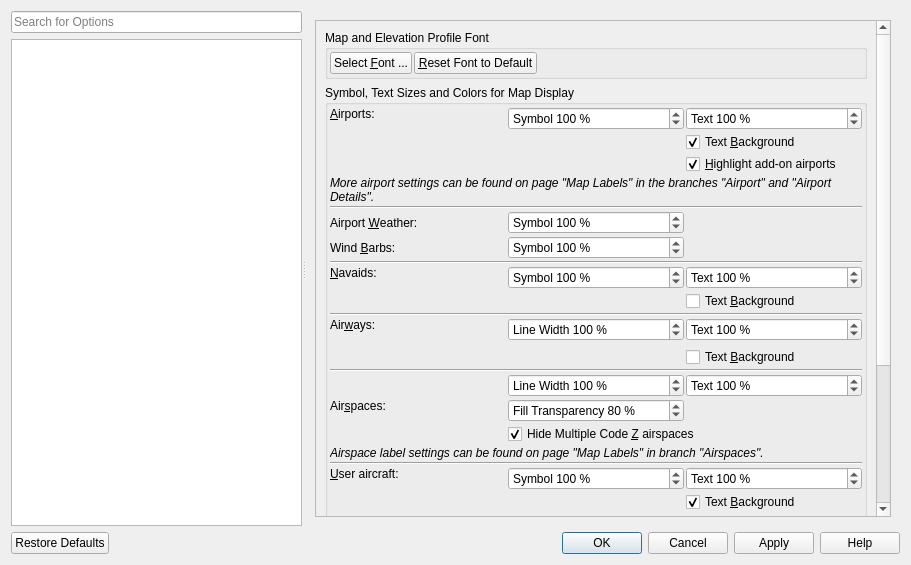
Qt form src/options/options.ui (albar965/littlenavmap) before a commit.
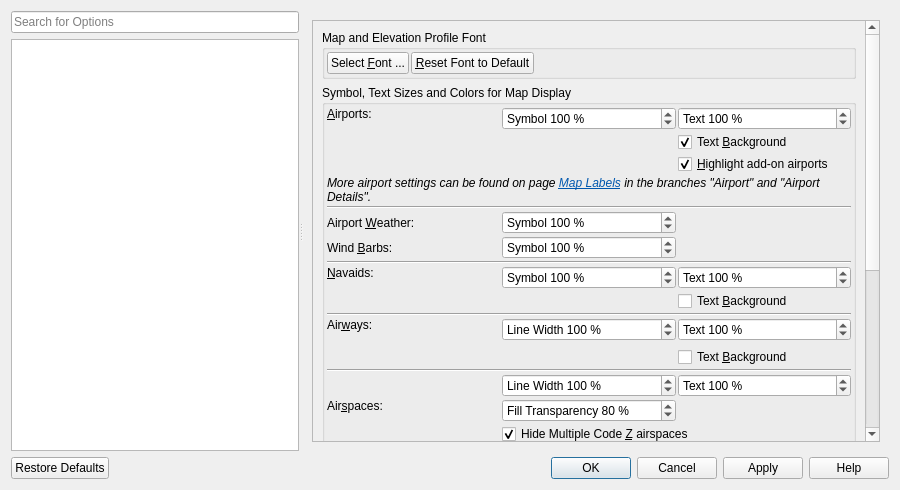
The same form after that commit. The open tabs and pages were chosen to show the change. Icons and pictures are not drawn.

Commit message: Added help links in options hints to jump directly to page

```diff
--- a/src/options/options.ui
+++ b/src/options/options.ui
@@ -6,8 +6,8 @@
    <rect>
     <x>0</x>
     <y>0</y>
-    <width>911</width>
-    <height>565</height>
+    <width>900</width>
+    <height>490</height>
    </rect>
   </property>
   <property name="windowTitle">
@@ -2711,9 +2711,9 @@
            <property name="geometry">
             <rect>
              <x>0</x>
-             <y>-387</y>
-             <width>592</width>
-             <height>886</height>
+             <y>-89</y>
+             <width>585</width>
+             <height>898</height>
             </rect>
            </property>
            <layout class="QVBoxLayout" name="verticalLayout_20">
@@ -3144,7 +3144,7 @@
                <item row="21" column="0" colspan="3">
                 <widget class="QLabel" name="label_12">
                  <property name="text">
-                  <string>&lt;html&gt;&lt;head/&gt;&lt;body&gt;&lt;p&gt;&lt;img src=&quot;:/littlenavmap/resources/icons/bulb.svg&quot;/&gt;&lt;span style=&quot; font-style:italic;&quot;&gt;Airspace label settings can be found on page &amp;quot;Map Labels&amp;quot; in branch &amp;quot;Airspaces&amp;quot;.&lt;/span&gt;&lt;/p&gt;&lt;/body&gt;&lt;/html&gt;</string>
+                  <string>&lt;html&gt;&lt;head/&gt;&lt;body&gt;&lt;p&gt;&lt;img src=&quot;:/littlenavmap/resources/icons/bulb.svg&quot;/&gt;&lt;span style=&quot; font-style:italic;&quot;&gt;Airspace label settings can be found on page &lt;/span&gt;&lt;a href=&quot;lnm://12&quot;&gt;&lt;span style=&quot; font-style:italic; text-decoration: underline; color:#0057ae;&quot;&gt;Map Labels&lt;/span&gt;&lt;/a&gt;&lt;span style=&quot; font-style:italic;&quot;&gt; in branch &amp;quot;Airspaces&amp;quot;.&lt;/span&gt;&lt;/p&gt;&lt;/body&gt;&lt;/html&gt;</string>
                  </property>
                  <property name="wordWrap">
                   <bool>true</bool>
@@ -3195,7 +3195,7 @@
                <item row="25" column="0" colspan="3">
                 <widget class="QLabel" name="label_13">
                  <property name="text">
-                  <string>&lt;html&gt;&lt;head/&gt;&lt;body&gt;&lt;p&gt;&lt;img src=&quot;:/littlenavmap/resources/icons/bulb.svg&quot;/&gt;&lt;span style=&quot; font-style:italic;&quot;&gt;Label settings for the user aircraft can be found on page &amp;quot;Map Labels&amp;quot; in branch &amp;quot;User Aircraft&amp;quot;.&lt;/span&gt;&lt;/p&gt;&lt;/body&gt;&lt;/html&gt;</string>
+                  <string>&lt;html&gt;&lt;head/&gt;&lt;body&gt;&lt;p&gt;&lt;img src=&quot;:/littlenavmap/resources/icons/bulb.svg&quot;/&gt;&lt;span style=&quot; font-style:italic;&quot;&gt;Label settings for the user aircraft can be found on page &lt;/span&gt;&lt;a href=&quot;lnm://12&quot;&gt;&lt;span style=&quot; font-style:italic; text-decoration: underline; color:#0057ae;&quot;&gt;Map Labels&lt;/span&gt;&lt;/a&gt;&lt;span style=&quot; font-style:italic;&quot;&gt; in branch &amp;quot;User Aircraft&amp;quot;.&lt;/span&gt;&lt;/p&gt;&lt;/body&gt;&lt;/html&gt;</string>
                  </property>
                  <property name="wordWrap">
                   <bool>true</bool>
@@ -3211,7 +3211,7 @@
                <item row="3" column="0" colspan="3">
                 <widget class="QLabel" name="label_11">
                  <property name="text">
-                  <string>&lt;html&gt;&lt;head/&gt;&lt;body&gt;&lt;p&gt;&lt;img src=&quot;:/littlenavmap/resources/icons/bulb.svg&quot;/&gt;&lt;span style=&quot; font-style:italic;&quot;&gt;More airport settings can be found on page &amp;quot;Map Labels&amp;quot; in the branches &amp;quot;Airport&amp;quot; and &amp;quot;Airport Details&amp;quot;.&lt;/span&gt;&lt;/p&gt;&lt;/body&gt;&lt;/html&gt;</string>
+                  <string>&lt;html&gt;&lt;head/&gt;&lt;body&gt;&lt;p&gt;&lt;img src=&quot;:/littlenavmap/resources/icons/bulb.svg&quot;/&gt;&lt;span style=&quot; font-style:italic;&quot;&gt;More airport settings can be found on page &lt;/span&gt;&lt;a href=&quot;lnm://12&quot;&gt;&lt;span style=&quot; font-style:italic; text-decoration: underline; color:#0057ae;&quot;&gt;Map Labels&lt;/span&gt;&lt;/a&gt;&lt;span style=&quot; font-style:italic;&quot;&gt; in the branches &amp;quot;Airport&amp;quot; and &amp;quot;Airport Details&amp;quot;.&lt;/span&gt;&lt;/p&gt;&lt;/body&gt;&lt;/html&gt;</string>
                  </property>
                  <property name="wordWrap">
                   <bool>true</bool>
```
Left out of the diff: 142 changed lines with no effect on the pictures. The commit also changes 2 other files.
